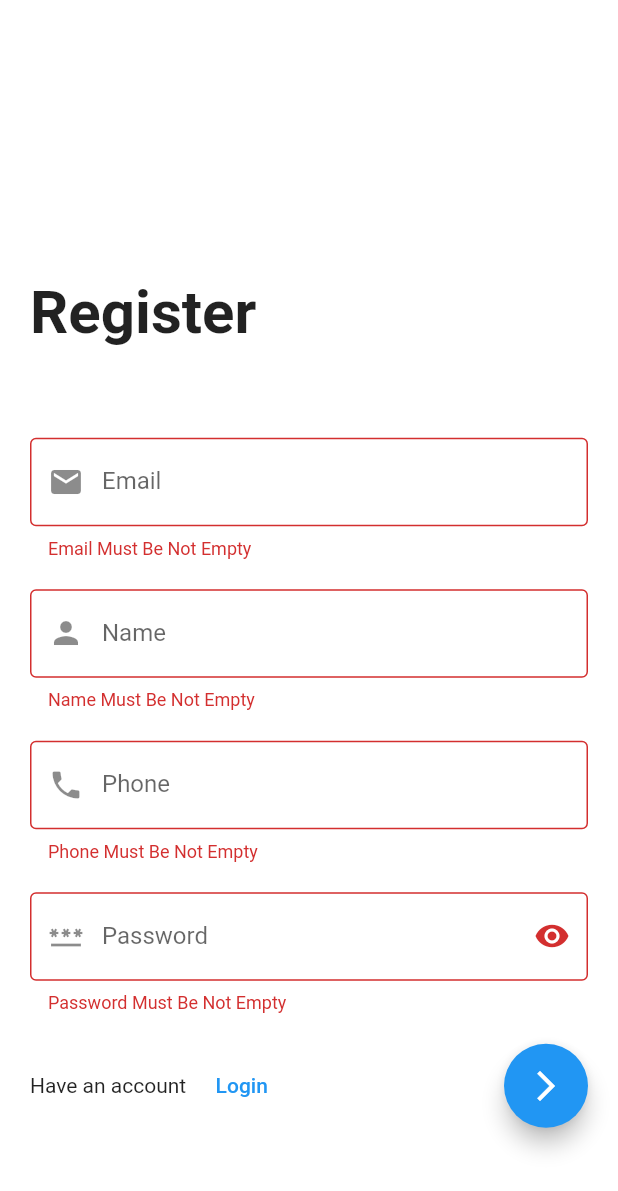
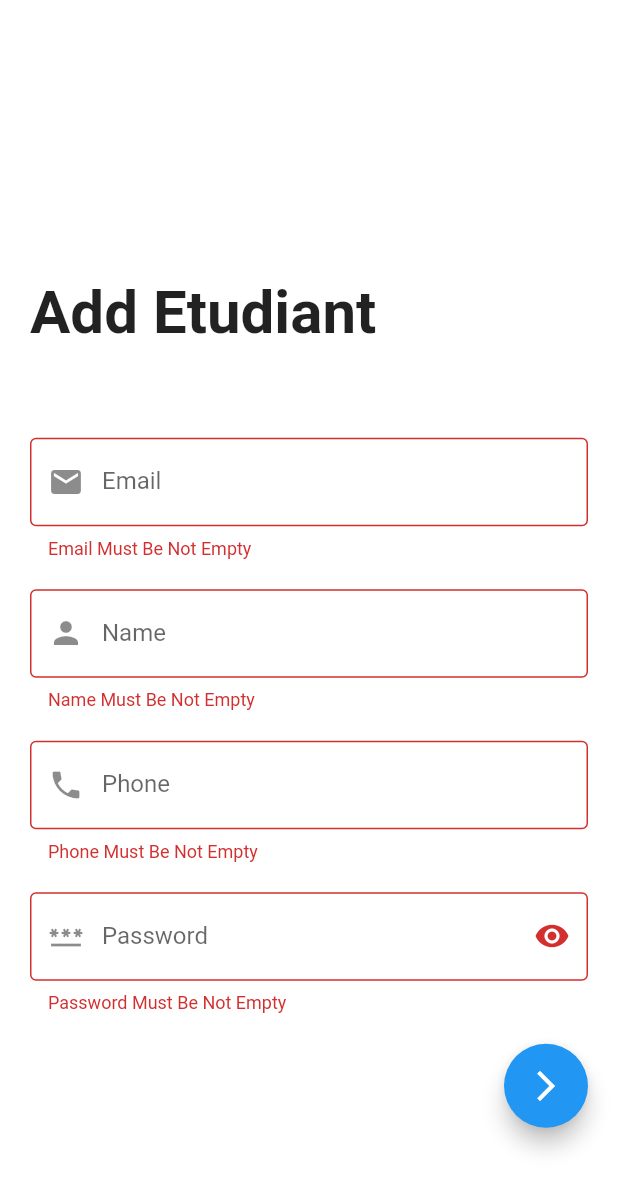
Before and after one commit to h0996g/AAW_Note_Flutter, a Flutter app: the Register screen opened directly, after a tap on the "arrow forward ios" icon, on a phone screen of 412 x 824 dp. Shown: the top 1191 px of the screen. Run offline on Flutter 3.47's test engine with Material 2 defaults, Android fonts, the phone set to English and light mode, and no system bars; our stand-ins replace bloc, conditional_builder_null_safety, dio, firebase_core, firebase_storage, flutter_bloc and 4 more; accounts and stored records are empty; network calls fail.

Commit message:
khalast responsable drk nbda fl Etudiant

```diff
--- a/lib/pages/Auth/login/login.dart
+++ b/lib/pages/Auth/login/login.dart
@@ -1,4 +1,3 @@
-import 'package:affichage/pages/Home/HomeResponsable.dart';
 import 'package:conditional_builder_null_safety/conditional_builder_null_safety.dart';
 import 'package:flutter/material.dart';
 
@@ -9,7 +8,8 @@ import '../../../shared/components/components.dart';
 
 import '../../../shared/components/constants.dart';
 import '../../../shared/helper/cashHelper.dart';
-import '../../Home/cubit/home_cubit.dart';
+import '../../HomeResponsable/HomeResponsable.dart';
+import '../../HomeResponsable/cubit/home_cubit.dart';
 import '../register/register.dart';
 import 'cubit/login_cubit.dart';
 import 'cubit/login_state.dart';
--- a/lib/pages/Auth/register/cubit/register_cubit.dart
+++ /dev/null
@@ -1,46 +0,0 @@
-import 'package:flutter_bloc/flutter_bloc.dart';
-
-import '../../../../dio/dioHalper.dart';
-import '../../../../shared/components/constants.dart';
-
-part 'register_state.dart';
-
-class RegisterCubit extends Cubit<RegisterState> {
-  RegisterCubit() : super(RegisterInitial());
-  static RegisterCubit get(context) => BlocProvider.of(context);
-  bool isvisibility = false;
-  // List<UserModel> userModelList = [];
-  // RegisterAndLoginModel? model;
-
-  void showPassword() {
-    isvisibility = !isvisibility;
-    emit(ShowPasswordState());
-  }
-
-  // void registerUser(
-  //     {required String name,
-  //     required String email,
-  //     required String phone,
-  //     required String password}) {
-  //   emit(LodinRegisterUserState());
-  //   UserModel _userModel = UserModel(
-  //       name: name,
-  //       email: email,
-  //       password: password,
-  //       phone: phone,
-  //       image:
-  //           'https://encrypted-tbn0.gstatic.com/images?q=tbn:ANd9GcT9-6bTSqGzEDlxq6CbtlyAHvfr47PT5BpaGTi0nq4&s');
-  //   DioHelper.postData(url: REGISTERUSER, data: _userModel.toMap())
-  //       .then((value) {
-  //     print('zado');
-  //     model = RegisterAndLoginModel.fromjson(value.data);
-  //     print(model!.token);
-  //     // userModelList.add(UserModel.fromJson(value.data));
-
-  //     emit(RegisterUserStateGood(model!.token));
-  //   }).catchError((e) {
-  //     print(e.toString());
-  //     emit(RegisterUserStateBad(e.toString()));
-  //   });
-  // }
-}
--- a/lib/pages/Auth/register/register.dart
+++ b/lib/pages/Auth/register/register.dart
@@ -4,7 +4,9 @@ import 'package:flutter_bloc/flutter_bloc.dart';
 
 import '../../../shared/components/components.dart';
 
-import 'cubit/register_cubit.dart';
+import '../../HomeResponsable/HomeResponsable.dart';
+import '../../HomeResponsable/cubit/home_cubit.dart';
+import '../../Responsable/cubit/register_cubit.dart';
 
 class Register extends StatelessWidget {
   Register({Key? key}) : super(key: key);
@@ -34,7 +36,7 @@ class Register extends StatelessWidget {
                         height: size.height * 0.2,
                       ),
                       const Text(
-                        "Register",
+                        "Add Etudiant",
                         style: TextStyle(
                             fontSize: 40, fontWeight: FontWeight.bold),
                       ),
@@ -107,33 +109,19 @@ class Register extends StatelessWidget {
                       const SizedBox(
                         height: 20,
                       ),
-                      Row(
-                        children: [
-                          const Text('Have an account'),
-                          const SizedBox(
-                            width: 5,
-                          ),
-                          TextButton(
-                            child: const Text(
-                              'Login',
-                              style: TextStyle(color: Colors.blue),
-                            ),
-                            onPressed: () {
-                              Navigator.pop(context);
-                            },
-                          ),
-                          const Spacer(),
-                          ConditionalBuilder(
+                      Align(
+                        alignment: Alignment.bottomRight,
+                        child: ConditionalBuilder(
                           builder: (BuildContext context) {
                             return defaultSubmit1(
                                 formKey: formKey,
                                 onPressed: () {
                                   if (formKey.currentState!.validate()) {
-                                      // RegisterCubit.get(context).registerUser(
-                                      //     name: nameController.text,
-                                      //     email: emailController.text,
-                                      //     phone: phoneController.text,
-                                      //     password: passwordController.text);
+                                    RegisterCubit.get(context).registerUser(
+                                        name: nameController.text,
+                                        email: emailController.text,
+                                        phone: phoneController.text,
+                                        password: passwordController.text);
                                   }
                                 });
                           },
@@ -144,7 +132,6 @@ class Register extends StatelessWidget {
                             );
                           },
                         ),
-                        ],
                       )
                     ]),
               ),
@@ -153,17 +140,12 @@ class Register extends StatelessWidget {
         );
       },
       listener: (BuildContext context, Object? state) {
-        // if (state is RegisterUserStateGood) {
-        //   showToast(msg: "Succesffuly Registered", state: ToastStates.success);
-        //   // sleep(const Duration(seconds: 1));
-        //   CachHelper.putcache(key: 'token', value: state.token)
-        //       .then((value) async {
-        //     TOKEN = await CachHelper.getData(key: 'token');
-        //     DECODEDTOKEN = JwtDecoder.decode(state.token);
-        //     HomeCubit.get(context).getCurrentUserInfo();
-        //     HomeCubit.get(context).getOtherUsers();
-        //     navigatAndFinish(context: context, page: const Home());
-        //   });
+        if (state is RegisterUserStateGood) {
+          showToast(msg: "Succesffuly Registered", state: ToastStates.success);
+          HomeCubit.get(context).getEtudiants().then((value) {
+            navigatAndFinish(context: context, page: HomeResponsable());
+          });
+        }
         // } else if (state is RegisterUserStateBad) {
         //   showToast(msg: 'Something Went Wrong', state: ToastStates.error);
         // }
--- a/lib/pages/Home/HomeResponsable.dart
+++ b/lib/pages/HomeResponsable/HomeResponsable.dart
@@ -1,12 +1,9 @@
-import 'package:affichage/pages/Auth/login/login.dart';
-import 'package:affichage/pages/Home/cubit/home_cubit.dart';
-import 'package:affichage/shared/components/components.dart';
 import 'package:conditional_builder_null_safety/conditional_builder_null_safety.dart';
 
 import 'package:flutter/material.dart';
 import 'package:flutter_bloc/flutter_bloc.dart';
 
-import '../../shared/helper/cashHelper.dart';
+import 'cubit/home_cubit.dart';
 
 // import '../Home/cubit/home_cubit.dart';
 
--- a/lib/pages/Responsable/EditeEtudiantProfile.dart
+++ b/lib/pages/Responsable/EditeEtudiantProfile.dart
@@ -4,7 +4,7 @@ import 'package:flutter_bloc/flutter_bloc.dart';
 import 'package:image_picker/image_picker.dart';
 
 import '../../shared/components/components.dart';
-import '../Home/cubit/home_cubit.dart';
+import '../HomeResponsable/cubit/home_cubit.dart';
 
 class EditeEtudiantProfile extends StatefulWidget {
   // final UserModel model;
--- a/lib/pages/Responsable/EtudiantProfile.dart
+++ b/lib/pages/Responsable/EtudiantProfile.dart
@@ -1,4 +1,3 @@
-import 'package:affichage/pages/Home/HomeResponsable.dart';
 import 'package:affichage/pages/Responsable/EditeEtudiantProfile.dart';
 import 'package:conditional_builder_null_safety/conditional_builder_null_safety.dart';
 import 'package:flutter/material.dart';
@@ -7,7 +6,8 @@ import 'package:flutter_bloc/flutter_bloc.dart';
 
 import '../../models/userModel.dart';
 import '../../shared/components/components.dart';
-import '../Home/cubit/home_cubit.dart';
+import '../HomeResponsable/HomeResponsable.dart';
+import '../HomeResponsable/cubit/home_cubit.dart';
 
 class EtudiantProfile extends StatefulWidget {
   final UserModel model;
@@ -58,7 +58,7 @@ class _EtudiantProfileState extends State<EtudiantProfile> {
         if (state is DeleteEtudiantStateGood) {
           showToast(msg: 'Deleted Successfully', state: ToastStates.success);
 
-          Navigator.pop(context); //! hadi t3 showdialog
+          navigatAndFinish(context: context, page: HomeResponsable());
         }
       },
       builder: (context, state) {
--- a/lib/pages/Responsable/Reclamation.dart
+++ b/lib/pages/Responsable/Reclamation.dart
@@ -4,7 +4,7 @@ import 'package:flutter/material.dart';
 import 'package:flutter_bloc/flutter_bloc.dart';
 
 import '../../shared/components/components.dart';
-import '../Home/cubit/home_cubit.dart';
+import '../HomeResponsable/cubit/home_cubit.dart';
 import 'ReclamationDetail.dart';
 
 class Reclamation extends StatelessWidget {
--- a/lib/pages/Responsable/ReclamationDetail.dart
+++ b/lib/pages/Responsable/ReclamationDetail.dart
@@ -1,10 +1,10 @@
-import 'package:affichage/pages/Home/HomeResponsable.dart';
 import 'package:flutter/material.dart';
 import 'package:flutter_bloc/flutter_bloc.dart';
 import 'package:intl/intl.dart';
 
 import '../../shared/components/components.dart';
-import '../Home/cubit/home_cubit.dart';
+import '../HomeResponsable/HomeResponsable.dart';
+import '../HomeResponsable/cubit/home_cubit.dart';
 
 class ReclamationDetails extends StatelessWidget {
   final int index;
--- a/lib/pages/Responsable/UpdateResponsableForm.dart
+++ b/lib/pages/Responsable/UpdateResponsableForm.dart
@@ -3,7 +3,7 @@ import 'package:flutter_bloc/flutter_bloc.dart';
 import 'package:image_picker/image_picker.dart';
 
 import '../../shared/components/components.dart';
-import '../Home/cubit/home_cubit.dart';
+import '../HomeResponsable/cubit/home_cubit.dart';
 
 class UpdateResponsableForm extends StatefulWidget {
   final emailController = TextEditingController();
--- a/lib/pages/Auth/register/cubit/register_state.dart
+++ b/lib/pages/Responsable/cubit/register_state.dart
@@ -9,9 +9,7 @@ class ShowPasswordState extends RegisterState {}
 class LodinRegisterUserState extends RegisterState {}
 
 class RegisterUserStateGood extends RegisterState {
-  final token;
-
-  RegisterUserStateGood(this.token);
+  RegisterUserStateGood();
 }
 
 class RegisterUserStateBad extends RegisterState {
--- a/lib/pages/Responsable/profile.dart
+++ b/lib/pages/Responsable/profile.dart
@@ -6,7 +6,7 @@ import 'package:flutter_bloc/flutter_bloc.dart';
 import '../../shared/components/components.dart';
 import '../../shared/helper/cashHelper.dart';
 import '../Auth/login/login.dart';
-import '../Home/cubit/home_cubit.dart';
+import '../HomeResponsable/cubit/home_cubit.dart';
 import 'UpdateResponsableForm.dart';
 
 class ProfileResponsable extends StatelessWidget {
--- a/lib/shared/components/constants.dart
+++ b/lib/shared/components/constants.dart
@@ -11,7 +11,7 @@ const UPDATERECLAMATION = '/updateReclamation/';
 const UPDATEETUDIANTWITHRESPONSABLE = '/updateEtudiantWtithResponsable/';
 
 const GETUSERDETAIL = '/getEtudiantInfo/';
-const REGISTERUSER = '/register';
+const REGISTERETUDIANT = '/registerEtudient';
 const LOGIN = '/login';
 const DELETEETUDIENT = '/deleteEtudiant/';
 const DELETERECLAMATION = '/deleteReclamation/';
```
Also changed, not shown: lib/main.dart (+4 -3 lines), lib/pages/Responsable/Etudients.dart (+14 -4 lines), lib/pages/Responsable/cubit/register_cubit.dart (added, +47 -0 lines), lib/pages/HomeResponsable/cubit/home_cubit.dart (renamed from lib/pages/Home/cubit/home_cubit.dart), lib/pages/HomeResponsable/cubit/home_state.dart (renamed from lib/pages/Home/cubit/home_state.dart). Lines whose indentation alone changed are shown as unchanged.
